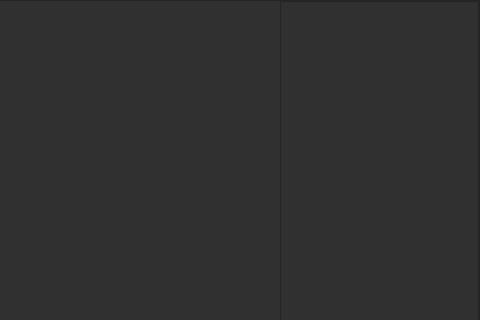
PyFlat-Studios-JR/Plant-The-Bomb, file mainwindow.ui: the form before one commit; both pictures show x 420 to 900 and y 0 to 320 of the 900 by 500 pixel window.
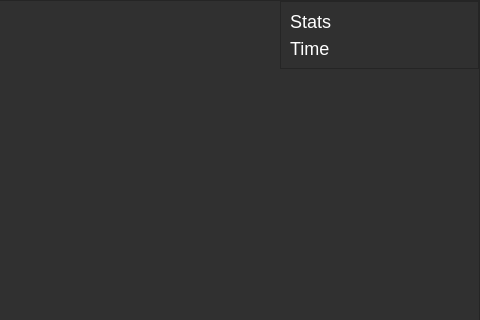
The form after the commit. The open tabs and pages were chosen to show the change. Icons and pictures are not drawn. Custom widgets are drawn as their Qt base class.

What changed in the file:
```diff
--- a/mainwindow.ui
+++ b/mainwindow.ui
@@ -1376,7 +1376,7 @@
              </property>
             </widget>
            </item>
-           <item>
+           <item alignment="Qt::AlignTop">
             <widget class="QFrame" name="inventory_2">
              <property name="frameShape">
               <enum>QFrame::StyledPanel</enum>
@@ -1384,6 +1384,22 @@
              <property name="frameShadow">
               <enum>QFrame::Raised</enum>
              </property>
+             <layout class="QVBoxLayout" name="verticalLayout_14">
+              <item>
+               <widget class="QLabel" name="label_2">
+                <property name="text">
+                 <string>Stats</string>
+                </property>
+               </widget>
+              </item>
+              <item>
+               <widget class="QLabel" name="label_3">
+                <property name="text">
+                 <string>Time</string>
+                </property>
+               </widget>
+              </item>
+             </layout>
             </widget>
            </item>
           </layout>
```
Left out of the diff: 4 changed lines with no effect on the pictures.
